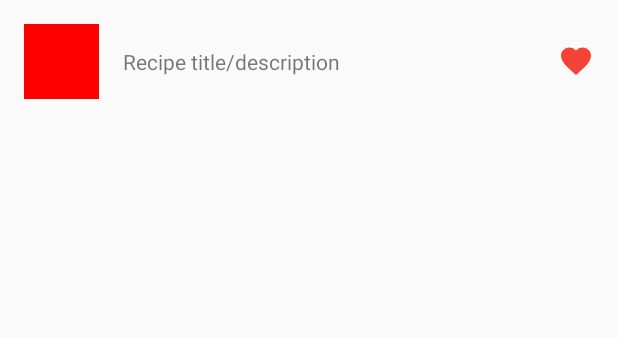
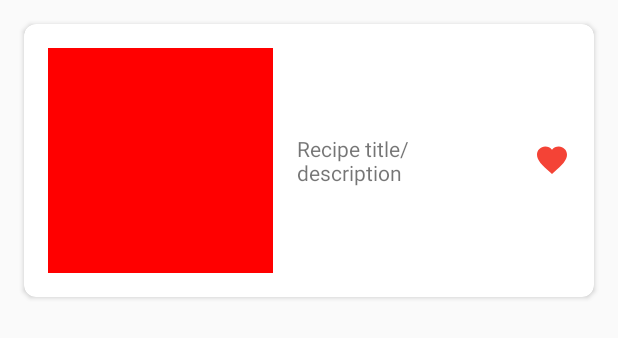
Before and after one commit to enzoftware/FoodRecipeSearch, an Android app: the layout item_recipe.xml on its own in the app's theme, with its tools: preview values and no code run, on a phone screen of 412 x 824 dp. Shown: the top 338 px of the screen. Run offline under Robolectric (Android 15) with nearby library versions, the phone set to English and light mode, and no system bars.

Commit message:
update item recipe ui

```diff
--- a/app/src/main/res/layout/item_recipe.xml
+++ b/app/src/main/res/layout/item_recipe.xml
@@ -1,8 +1,17 @@
 <?xml version="1.0" encoding="utf-8"?>
-<LinearLayout xmlns:android="http://schemas.android.com/apk/res/android"
+
+<com.google.android.material.card.MaterialCardView xmlns:android="http://schemas.android.com/apk/res/android"
     xmlns:tools="http://schemas.android.com/tools"
     android:layout_width="match_parent"
-              android:layout_height="wrap_content"
+    xmlns:app="http://schemas.android.com/apk/res-auto"
+    android:layout_margin="16dp"
+    android:elevation="8dp"
+    app:cardCornerRadius="8dp"
+    android:layout_height="wrap_content">
+
+    <LinearLayout
+        android:layout_width="match_parent"
+        android:layout_height="match_parent"
         android:background="?attr/selectableItemBackground"
         android:gravity="center"
         android:orientation="horizontal"
@@ -11,8 +20,8 @@
         <ImageView
             android:contentDescription="@string/recipe_image"
             android:id="@+id/imageView"
-            android:layout_width="50dp"
-            android:layout_height="50dp"
+            android:layout_width="150dp"
+            android:layout_height="150dp"
             tools:background="#f00"/>
 
         <TextView
@@ -32,3 +41,5 @@
             tools:srcCompat="@drawable/ic_favorite_black_24dp"/>
 
     </LinearLayout>
+
+</com.google.android.material.card.MaterialCardView>
```
Also changed, not shown: 4 other files. Lines whose indentation alone changed are shown as unchanged.
